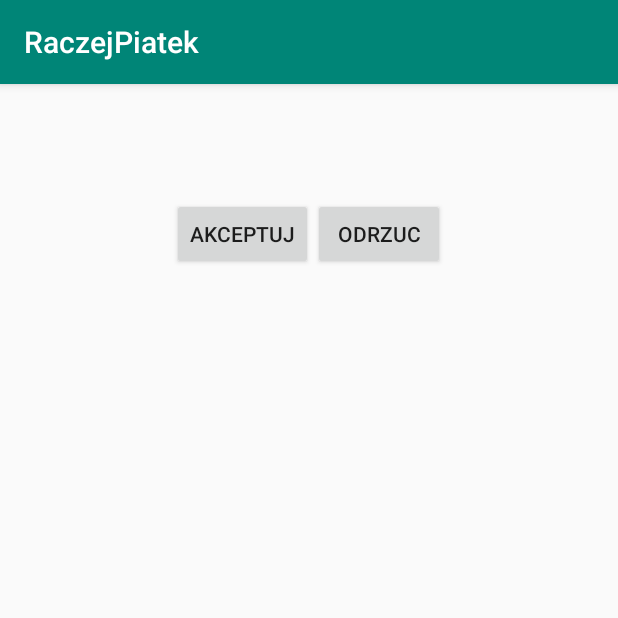
After one commit to Daymos1996/RaczejPiatek, an Android app: the InviteFriendList screen opened directly, with no data from a screen before it, on a phone screen of 412 x 824 dp, the top half of it. The commit adds this screen. Run offline under Robolectric (Android 15) with nearby library versions, the phone set to English and light mode, and no system bars; our stand-ins replace Firebase (no records; nobody signed in at launch, a user with empty details on screens opened directly), Picasso; pictures from the network do not load; 1 statement that could not run was skipped.

Commit message:
Merge branch 'test' of C:\Users\Lenovo\Documents\GitHub\RaczejPiatek with conflicts.

```diff
--- a/app/build.gradle
+++ b/app/build.gradle
@@ -32,6 +32,8 @@ dependencies {
     implementation 'com.android.support.constraint:constraint-layout:1.1.3'
     implementation 'com.google.android.gms:play-services-maps:16.0.0'
     implementation 'com.google.android.gms:play-services-location:16.0.0'
+    implementation 'android.arch.lifecycle:extensions:1.1.1'
+    implementation 'com.android.support:support-v4:28.0.0'
     testImplementation 'junit:junit:4.12'
     androidTestImplementation 'com.android.support.test:runner:1.0.2'
     androidTestImplementation 'com.android.support.test.espresso:espresso-core:3.0.2'
--- /dev/null
+++ b/app/src/main/java/com/example/kuba/raczejpiatek/InviteFriendList/InviteFriendList.java
@@ -0,0 +1,95 @@
+package com.example.kuba.raczejpiatek.InviteFriendList;
+
+import android.content.Context;
+import android.content.Intent;
+import android.support.annotation.NonNull;
+import android.support.v7.app.AppCompatActivity;
+import android.os.Bundle;
+import android.support.v7.widget.LinearLayoutManager;
+import android.support.v7.widget.RecyclerView;
+import android.view.View;
+import android.widget.Button;
+import android.widget.EditText;
+import android.widget.ImageView;
+import android.widget.TextView;
+import android.widget.Toast;
+
+import com.example.kuba.raczejpiatek.FindFriends;
+import com.example.kuba.raczejpiatek.ProfilActivity;
+import com.example.kuba.raczejpiatek.R;
+import com.example.kuba.raczejpiatek.searchfriends.searchFriendsActivity;
+import com.firebase.ui.database.FirebaseRecyclerAdapter;
+import com.google.android.gms.tasks.OnSuccessListener;
+import com.google.firebase.auth.FirebaseAuth;
+import com.google.firebase.database.DatabaseReference;
+import com.google.firebase.database.FirebaseDatabase;
+import com.google.firebase.database.Query;
+import com.squareup.picasso.Picasso;
+
+import java.text.SimpleDateFormat;
+import java.util.Calendar;
+
+public class InviteFriendList extends AppCompatActivity {
+
+    RecyclerView result;
+    private DatabaseReference FriendsReference;
+    private FirebaseAuth mAuth;
+    private Button acceptButton;
+    String sender_user_id;
+    String receiver_user_id;
+
+
+    @Override
+    protected void onCreate(Bundle savedInstanceState) {
+        super.onCreate(savedInstanceState);
+        setContentView(R.layout.activity_invite_friend_list);
+
+        result = findViewById(R.id.result);
+        result.setHasFixedSize(true);
+        result.setLayoutManager( new LinearLayoutManager(this));
+        mAuth = FirebaseAuth.getInstance();
+        sender_user_id = mAuth.getCurrentUser().getUid();
+        FriendsReference = FirebaseDatabase.getInstance().getReference().child("Users").child(sender_user_id).child("friends");
+        receiver_user_id = FriendsReference.toString();
+
+        acceptButton.setOnClickListener(new View.OnClickListener() {
+            @Override
+            public void onClick(View v) {
+                AcceptFriendRequest();
+            }
+        });
+
+    }
+
+    private void AcceptFriendRequest(){
+        Toast.makeText(this,receiver_user_id,Toast.LENGTH_LONG).show();
+
+
+    }
+
+    private void init() {
+        acceptButton = (Button) findViewById(R.id.accept);
+    }
+
+
+
+    public static class FindInviteFriendsViewHolder extends RecyclerView.ViewHolder{
+        View mView;
+
+        public FindInviteFriendsViewHolder(@NonNull View itemView) {
+            super(itemView);
+            mView = itemView;
+        }
+
+        public void setProfileimage(Context ctx, String profileimage){
+
+            ImageView myImage = mView.findViewById(R.id.profileFriendPhoto);
+            Picasso.with(ctx).load(profileimage).placeholder(R.drawable.com_facebook_profile_picture_blank_portrait).into(myImage);
+        }
+        public void setFullname(String fullname){
+            TextView myName = mView.findViewById(R.id.txtFriendName);
+            myName.setText(fullname);
+        }
+    }
+
+}
--- a/app/src/main/java/com/example/kuba/raczejpiatek/login/LoginActivity.java
+++ b/app/src/main/java/com/example/kuba/raczejpiatek/login/LoginActivity.java
@@ -131,6 +131,8 @@ public class LoginActivity extends AppCompatActivity {
                 LoginUser();
                 Intent intent = new Intent(LoginActivity.this, ProfilActivity.class);
                 startActivity(intent);
+              //  intent.addFlags(Intent.FLAG_ACTIVITY_NEW_TASK | Intent.FLAG_ACTIVITY_CLEAR_TASK);
+
             }
         });
 
@@ -160,6 +162,7 @@ public class LoginActivity extends AppCompatActivity {
     private void updateUI(FirebaseUser currentUser) {
         Toast.makeText(LoginActivity.this, "Udalo sie zalogowac ", Toast.LENGTH_LONG).show();
         Intent intent = new Intent(LoginActivity.this, ProfilActivity.class);
+      //  intent.addFlags(Intent.FLAG_ACTIVITY_NEW_TASK | Intent.FLAG_ACTIVITY_CLEAR_TASK);
         startActivity(intent);
         finish();
     }
--- /dev/null
+++ b/app/src/main/res/layout/activity_invite_friend_list.xml
@@ -0,0 +1,47 @@
+<?xml version="1.0" encoding="utf-8"?>
+<LinearLayout xmlns:android="http://schemas.android.com/apk/res/android"
+    android:layout_width="match_parent"
+    xmlns:tools="http://schemas.android.com/tools"
+    android:layout_margin="5dp"
+    android:orientation="vertical"
+    tools:context=".InviteFriendList.InviteFriendList"
+    android:layout_height="match_parent">
+
+    <LinearLayout
+        android:layout_width="match_parent"
+        android:layout_margin="5dp"
+        android:layout_height="60dp">
+
+        <android.support.v7.widget.RecyclerView
+            android:id="@+id/result"
+            android:layout_width="match_parent"
+            android:layout_height="match_parent">
+        </android.support.v7.widget.RecyclerView>
+    </LinearLayout>
+
+    <LinearLayout
+        android:layout_width="match_parent"
+        android:layout_height="wrap_content"
+        android:gravity="center">
+
+        <Button
+            android:id="@+id/accept"
+            android:layout_width="wrap_content"
+            android:layout_height="wrap_content"
+            android:layout_gravity="center_horizontal"
+            android:text="Akceptuj" />
+
+        <Button
+            android:id="@+id/decline"
+            android:layout_width="wrap_content"
+            android:layout_height="wrap_content"
+            android:layout_gravity="center_horizontal"
+            android:text="Odrzuc" />
+
+
+    </LinearLayout>
+
+
+
+
+</LinearLayout>
--- a/app/src/main/res/layout/activity_main.xml
+++ b/app/src/main/res/layout/activity_main.xml
@@ -1,5 +1,5 @@
 <?xml version="1.0" encoding="utf-8"?>
-<LinearLayout xmlns:android="http://schemas.android.com/apk/res/android"
+<RelativeLayout xmlns:android="http://schemas.android.com/apk/res/android"
     xmlns:app="http://schemas.android.com/apk/res-auto"
     xmlns:tools="http://schemas.android.com/tools"
     android:layout_width="match_parent"
@@ -8,4 +8,4 @@
     tools:context=".main.MainActivity">
 
 
-</LinearLayout>
+</RelativeLayout>
--- a/app/src/main/res/layout/activity_profil.xml
+++ b/app/src/main/res/layout/activity_profil.xml
@@ -93,6 +93,12 @@
             android:layout_height="wrap_content"
             android:layout_gravity="center_horizontal"
             android:text="Zmien haslo" />
+        <Button
+            android:id="@+id/inviteFriend"
+            android:layout_width="wrap_content"
+            android:layout_height="wrap_content"
+            android:layout_gravity="center_horizontal"
+            android:text="Zaproszenia" />
 
     </LinearLayout>
 
--- a/app/src/main/res/values/strings.xml
+++ b/app/src/main/res/values/strings.xml
@@ -5,4 +5,7 @@
     <string name="title_activity_maps">Map</string>
     <string name="firebase_status_fmt">Firebase User: %s</string>
     <string name="facebook_status_fmt">Facebook User: %s</string>
+
+    <!-- TODO: Remove or change this placeholder text -->
+    <string name="hello_blank_fragment">Hello blank fragment</string>
 </resources>
```
Also changed, not shown: app/src/main/AndroidManifest.xml (+5 -4 lines), app/src/main/java/com/example/kuba/raczejpiatek/ProfilActivity.java (+12 -0 lines), app/src/main/res/layout/app_bar_layout.xml (+9 -3 lines).
